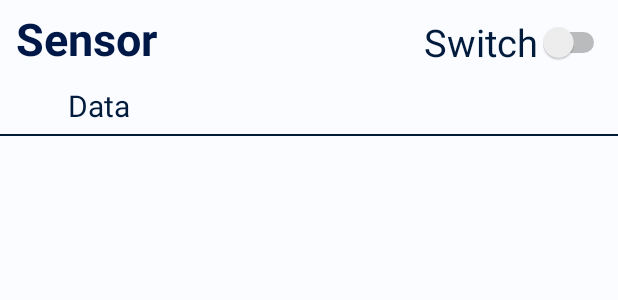
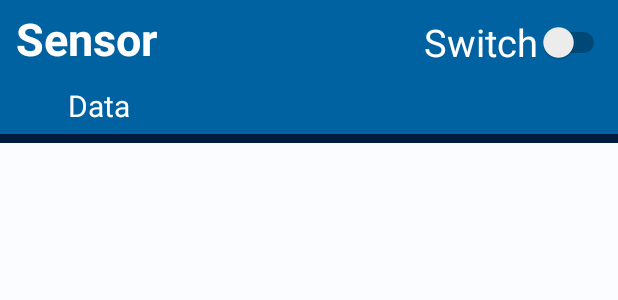
Before and after one commit to Sir-Fehane/Retrofitcuartos, an Android app: the layout activity_sensor_items.xml on its own in the app's theme, with its tools: preview values and no code run, on a phone screen of 412 x 824 dp. Shown: the top 300 px of the screen. Run offline under Robolectric (Android 15) with nearby library versions, the phone set to English and light mode, and no system bars.

Commit message:
Mas colores y haciendo lo de sensores. Tambien ya esta el url

```diff
--- a/app/src/main/AndroidManifest.xml
+++ b/app/src/main/AndroidManifest.xml
@@ -16,6 +16,9 @@
         android:usesCleartextTraffic="true"
         tools:targetApi="31">
         <activity
+            android:name=".SensoresYAdaptadores"
+            android:exported="false" />
+        <activity
             android:name=".SensorItems"
             android:exported="false" />
         <activity
--- a/app/src/main/java/com/example/retrofitcuartos/RetrofitClient.java
+++ b/app/src/main/java/com/example/retrofitcuartos/RetrofitClient.java
@@ -5,7 +5,7 @@ import retrofit2.converter.gson.GsonConverterFactory;
 
 public class RetrofitClient {
 
-    private static final String BASE_URL ="http://192.168.80.33:8000";
+    private static final String BASE_URL ="proyecto4to.cwzwdmivlhhv.us-east-1.rds.amazonaws.com";
     private static Retrofit retrofit = null;
     public  static ApiInterface getRetrofitClient()
     {
--- a/app/src/main/res/layout/activity_main.xml
+++ b/app/src/main/res/layout/activity_main.xml
@@ -10,13 +10,13 @@
         android:id="@+id/topbarra"
         android:layout_width="match_parent"
         android:layout_height="75dp"
-        android:background="@color/fuerte"
+        android:background="?attr/colorOnPrimaryContainer"
         app:layout_constraintTop_toTopOf="parent"
         app:layout_constraintStart_toStartOf="parent"
         app:layout_constraintBottom_toTopOf="@id/recyclerView"
         android:text="Cuartos"
         android:gravity="center"
-        android:textColor="@color/grisoso"
+        android:textColor="?attr/colorTertiaryContainer"
         android:textSize="24sp">
     </TextView>
 
--- a/app/src/main/res/layout/activity_sensor_items.xml
+++ b/app/src/main/res/layout/activity_sensor_items.xml
@@ -3,7 +3,8 @@
     xmlns:app="http://schemas.android.com/apk/res-auto"
     xmlns:tools="http://schemas.android.com/tools"
     android:layout_width="match_parent"
-    android:layout_height="match_parent"
+    android:layout_height="95dp"
+    android:background="?attr/colorTertiary"
     tools:context=".SensorItems">
     <TextView
         android:id="@+id/sensor"
@@ -13,7 +14,7 @@
         android:textSize="30sp"
         android:padding="5dp"
         android:textStyle="bold"
-        android:textColor="?attr/colorOnPrimaryContainer"
+        android:textColor="?attr/colorOnTertiary"
         android:layout_marginLeft="5dp"
         app:layout_constraintStart_toStartOf="parent"
         app:layout_constraintTop_toTopOf="parent"
@@ -26,18 +27,18 @@
         android:text="Switch"
         app:layout_constraintEnd_toEndOf="parent"
         android:padding="5dp"
-        android:textColor="?attr/colorOnSecondaryContainer"
+        android:textColor="?attr/colorOnTertiary"
         android:layout_marginTop="5dp"
         app:layout_constraintTop_toTopOf="parent"
         />
     <TextView
         android:id="@+id/data"
         android:text="Data"
-        android:layout_width="wrap_content"
+        android:layout_width="match_parent"
         android:layout_height="wrap_content"
         android:textSize="20sp"
         android:padding="5dp"
-        android:textColor="?attr/colorOnSecondaryContainer"
+        android:textColor="?attr/colorOnTertiary"
         app:layout_constraintStart_toStartOf="parent"
         app:layout_constraintTop_toBottomOf="@id/sensor"
         android:layout_marginLeft="40dp"
@@ -45,8 +46,8 @@
     <View
         android:id="@+id/separator"
         android:layout_width="match_parent"
-        android:layout_height="1dp"
-        android:background="?attr/colorOnTertiaryContainer"
+        android:layout_height="8dp"
+        android:background="?attr/colorOnSecondaryContainer"
         app:layout_constraintTop_toBottomOf="@id/data"
         />
 
```
Also changed, not shown: app/src/main/java/com/example/retrofitcuartos/SensoresYAdaptadores.java (added, +16 -0 lines), app/src/main/java/com/example/retrofitcuartos/SensorsAdapter.java (+37 -3 lines), app/src/main/res/layout/activity_sensores_yadaptadores.xml (added, +34 -0 lines).
